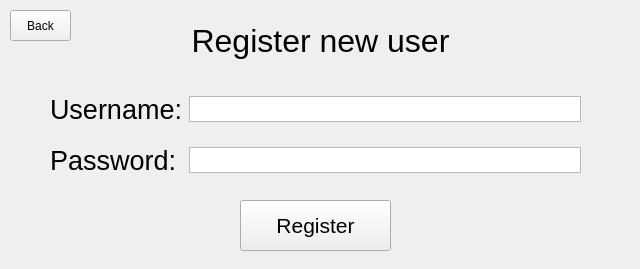
Qt form DCM/ui_files/stackedwelcomescreen.ui (CarlosCapili/3K04-Pacemaker-Project) before a commit.
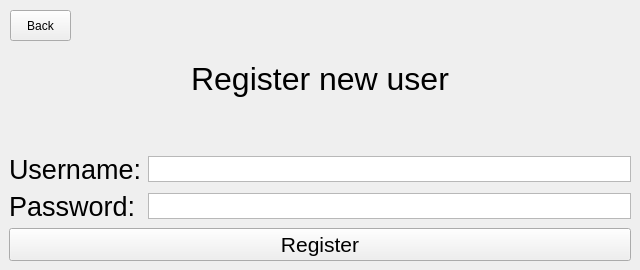
The same form after that commit. The open tabs and pages were chosen to show the change.

Commit message: scaling welcome screen

What changed in the file:
```diff
--- a/DCM/ui_files/stackedwelcomescreen.ui
+++ b/DCM/ui_files/stackedwelcomescreen.ui
@@ -7,9 +7,21 @@
     <x>0</x>
     <y>0</y>
     <width>640</width>
-    <height>269</height>
+    <height>270</height>
    </rect>
   </property>
+  <property name="sizePolicy">
+   <sizepolicy hsizetype="Minimum" vsizetype="Minimum">
+    <horstretch>0</horstretch>
+    <verstretch>0</verstretch>
+   </sizepolicy>
+  </property>
+  <property name="minimumSize">
+   <size>
+    <width>640</width>
+    <height>270</height>
+   </size>
+  </property>
   <property name="windowTitle">
    <string>Welcome!</string>
   </property>
@@ -91,15 +103,23 @@
    </widget>
   </widget>
   <widget class="QWidget" name="registerScreen">
-   <widget class="QWidget" name="gridLayoutWidget">
-    <property name="geometry">
-     <rect>
-      <x>50</x>
-      <y>80</y>
-      <width>531</width>
-      <height>111</height>
-     </rect>
-    </property>
+   <layout class="QGridLayout" name="gridLayout_4">
+    <item row="0" column="0">
+     <widget class="QLabel" name="label_4">
+      <property name="font">
+       <font>
+        <pointsize>24</pointsize>
+       </font>
+      </property>
+      <property name="text">
+       <string>Register new user</string>
+      </property>
+      <property name="alignment">
+       <set>Qt::AlignCenter</set>
+      </property>
+     </widget>
+    </item>
+    <item row="1" column="0">
     <layout class="QGridLayout" name="gridLayout">
      <property name="sizeConstraint">
       <enum>QLayout::SetDefaultConstraint</enum>
@@ -173,16 +193,9 @@
       </widget>
      </item>
     </layout>
-   </widget>
+    </item>
+    <item row="2" column="0">
    <widget class="QPushButton" name="pushButton">
-    <property name="geometry">
-     <rect>
-      <x>240</x>
-      <y>200</y>
-      <width>151</width>
-      <height>51</height>
-     </rect>
-    </property>
     <property name="font">
      <font>
       <pointsize>16</pointsize>
@@ -192,27 +205,8 @@
      <string>Register</string>
     </property>
    </widget>
-   <widget class="QLabel" name="label_4">
-    <property name="geometry">
-     <rect>
-      <x>10</x>
-      <y>10</y>
-      <width>621</width>
-      <height>61</height>
-     </rect>
-    </property>
-    <property name="font">
-     <font>
-      <pointsize>24</pointsize>
-     </font>
-    </property>
-    <property name="text">
-     <string>Register new user</string>
-    </property>
-    <property name="alignment">
-     <set>Qt::AlignCenter</set>
-    </property>
-   </widget>
+    </item>
+   </layout>
    <widget class="QPushButton" name="returnButton">
     <property name="geometry">
      <rect>
```
Left out of the diff: 157 changed lines with no effect on the pictures. Lines whose indentation alone changed are shown as unchanged. The commit also changes 1 other file.
